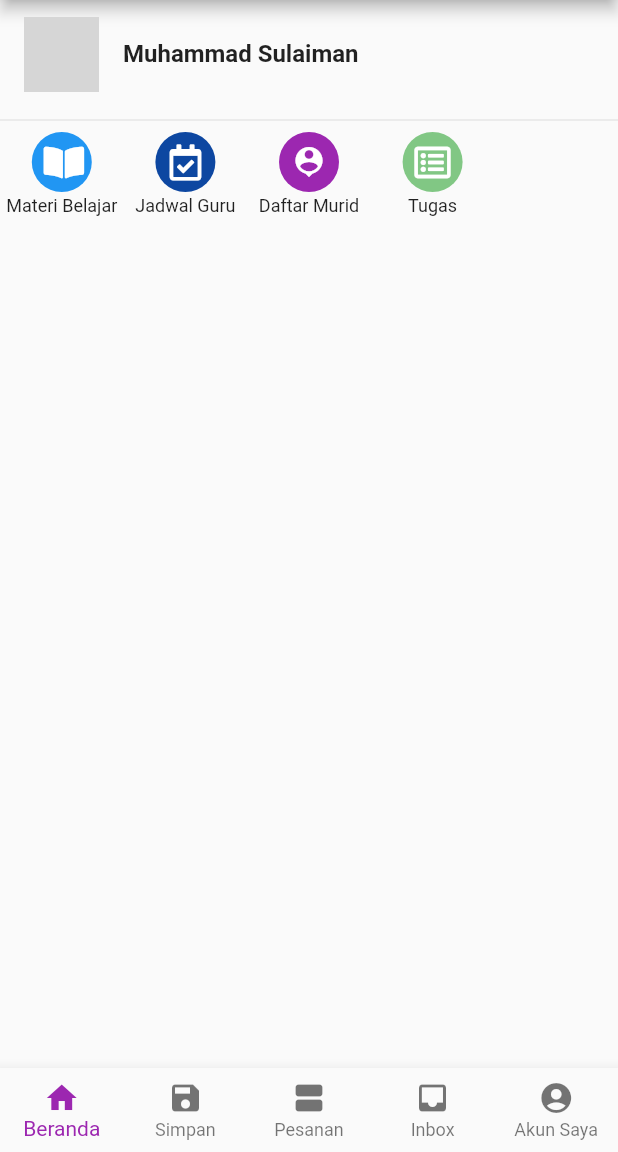
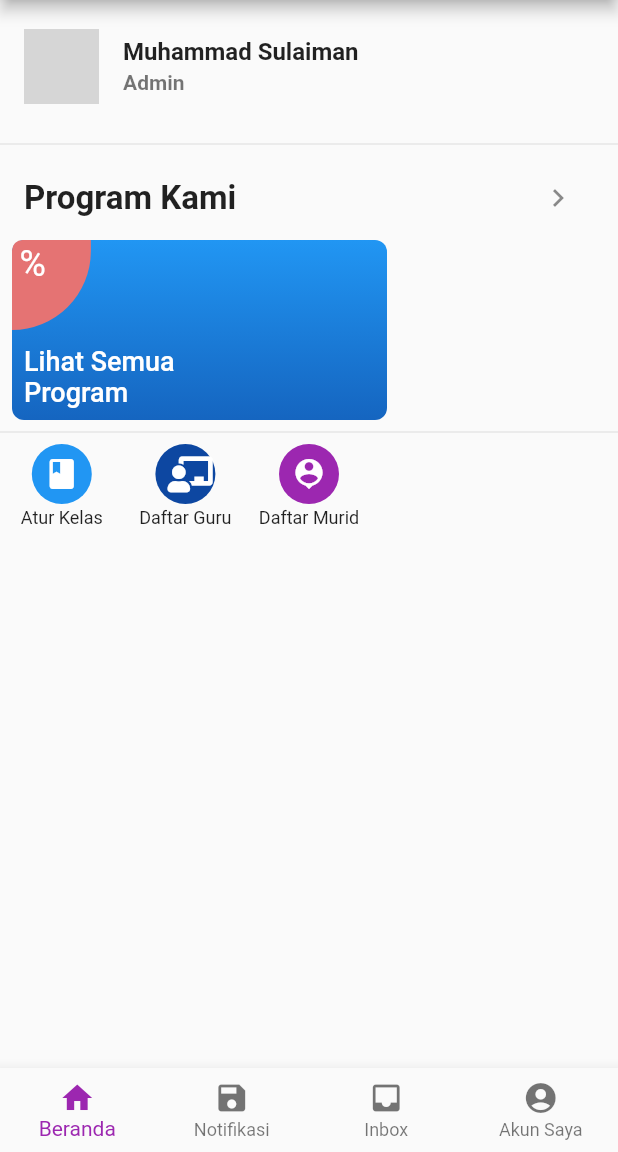
Before and after one commit to Elvian-DissoLver/bwa_learning, a Flutter app: the screen it shows after launch, on a phone screen of 412 x 824 dp, the part 84-1236 px from its top. Run offline on Flutter 3.47's test engine with Material 2 defaults, Android fonts, the phone set to English and light mode, and no system bars; our stand-ins replace font_awesome_flutter; network calls fail; grey boxes are pictures that could not be loaded.

Commit message:
- refactor for admin user - add ProgramBWA

```diff
--- a/lib/MyHomePage.dart
+++ b/lib/MyHomePage.dart
@@ -1,4 +1,4 @@
-import 'package:bwa_learning/pages/beranda/Beranda.dart';
+import 'package:bwa_learning/pages/admin/beranda/Beranda.dart';
 import 'package:bwa_learning/pages/inbox.dart';
 import 'package:bwa_learning/pages/pesanan.dart';
 import 'package:bwa_learning/pages/profile.dart';
@@ -44,11 +44,7 @@ class _MyHomePageState extends State<MyHomePage> {
           ),
           BottomNavigationBarItem(
               icon: Icon(Icons.save),
-              title: Text('Simpan')
-          ),
-          BottomNavigationBarItem(
-              icon: Icon(Icons.view_agenda),
-              title: Text('Pesanan')
+              title: Text('Notifikasi')
           ),
           BottomNavigationBarItem(
               icon: Icon(Icons.inbox),
--- a/lib/pages/beranda/Beranda.dart
+++ b/lib/pages/admin/beranda/Beranda.dart
@@ -2,6 +2,7 @@
 import 'package:bwa_learning/scoped_models/app_model.dart';
 import 'package:bwa_learning/widgets/ui_elements/Akun.dart';
 import 'package:bwa_learning/widgets/ui_elements/MenuUtama.dart';
+import 'package:bwa_learning/widgets/ui_elements/ProgramBWA.dart';
 import 'package:flutter/material.dart';
 import 'package:scoped_model/scoped_model.dart';
 
@@ -43,6 +44,8 @@ class _BerandaState extends State<Beranda> {
         children: <Widget>[
           Akun(),
           Divider(),
+          ProgramBWA(),
+          Divider(),
           MenuUtama(),
         ],
       ),
--- a/lib/widgets/ui_elements/Akun.dart
+++ b/lib/widgets/ui_elements/Akun.dart
@@ -22,6 +22,8 @@ class Akun extends StatelessWidget {
         ),
         title: Text('Muhammad Sulaiman', style: TextStyle(fontWeight: FontWeight.bold),
         ),
+        subtitle: Text('Admin', style: TextStyle(fontWeight: FontWeight.bold),
+        ),
 
       ),
     );
--- a/lib/widgets/ui_elements/MenuUtama.dart
+++ b/lib/widgets/ui_elements/MenuUtama.dart
@@ -1,4 +1,4 @@
-import 'package:bwa_learning/pages/beranda/Beranda.dart';
+import 'package:bwa_learning/pages/admin/beranda/Beranda.dart';
 import 'package:bwa_learning/pages/pesanan.dart';
 import 'package:bwa_learning/pages/simpan.dart';
 import 'package:flutter/cupertino.dart';
@@ -15,15 +15,15 @@ class MenuUtama extends StatelessWidget {
       crossAxisCount: 5,
       children: <Widget>[
         MenuUtamaItem(
-            title: 'Materi Belajar',
-            icon: (FontAwesomeIcons.bookOpen),
+            title: 'Atur Kelas',
+            icon: Icons.class_,
             colorBox: Colors.blue,
             iconColor: Colors.white,
             onPressed: () {}
         ),
         MenuUtamaItem(
-            title: 'Jadwal Guru',
-            icon: (FontAwesomeIcons.calendarCheck),
+            title: 'Daftar Guru',
+            icon: (FontAwesomeIcons.chalkboardTeacher),
             colorBox: Colors.blue[900],
             iconColor: Colors.white,
             onPressed: () {}
@@ -32,13 +32,6 @@ class MenuUtama extends StatelessWidget {
             title: 'Daftar Murid',
             icon: Icons.person_pin,
             colorBox: Colors.purple,
-            iconColor: Colors.white,
-            onPressed: () {}
-        ),
-        MenuUtamaItem(
-            title: 'Tugas',
-            icon: (FontAwesomeIcons.listAlt),
-            colorBox: Colors.green[300],
             iconColor: Colors.white,
             onPressed: () {}
         ),
--- /dev/null
+++ b/lib/widgets/ui_elements/ProgramBWA.dart
@@ -0,0 +1,95 @@
+import 'package:flutter/cupertino.dart';
+import 'package:flutter/material.dart';
+
+class ProgramBWA extends StatelessWidget {
+  @override
+  Widget build(BuildContext context) {
+    return Column(
+      children: <Widget>[
+        ListTile(
+          title: Text('Program Kami', style: TextStyle(fontWeight: FontWeight.w600, fontSize: 22.0),
+          ),
+          trailing: IconButton(
+            icon: Icon(Icons.keyboard_arrow_right),
+            onPressed: (){},
+          ),
+        ),
+        Container(
+          width: double.infinity,
+          height: 120.0,
+          padding: EdgeInsets.only(
+              left: 8.0
+          ),
+          child: ListView(
+            scrollDirection: Axis.horizontal,
+            children: <Widget>[
+              Container(
+                height: 50.0,
+                width: 250.0,
+                decoration: BoxDecoration(
+                    gradient: LinearGradient(
+                        begin: Alignment.topCenter,
+                        end: Alignment.bottomCenter,
+                        colors: [
+                          Colors.blue,
+                          Colors.blue[800],
+                        ]
+                    ),
+                    borderRadius: BorderRadius.circular(8.0)
+                ),
+                child: Column(
+                  crossAxisAlignment: CrossAxisAlignment.start,
+                  children: <Widget>[
+                    Container(
+                      decoration: BoxDecoration(
+                          color: Colors.red[300],
+                          borderRadius: BorderRadius.only(
+                              topLeft: Radius.elliptical(20.0, 20.0),
+                              bottomRight: Radius.elliptical(150.0, 150.0)
+                          )
+                      ),
+                      child: Padding(
+                        padding: const EdgeInsets.only(
+                            top: 2.0, left: 5.0, right: 30.0, bottom: 30.0),
+                        child: Text(
+                          '%',
+                          style: TextStyle(fontSize: 24.0, color: Colors.white),
+                        ),
+                      ),
+                    ),
+                    Expanded(
+                      child: Container(
+                      ),
+                    ),
+                    Padding(
+                      padding: const EdgeInsets.all(8.0),
+                      child: Text(
+                        'Lihat Semua \nProgram',
+                        style: TextStyle(fontWeight: FontWeight.w500,
+                            fontSize: 18.0,
+                            color: Colors.white
+                        ),
+                      ),
+                    )
+                  ],
+                ),
+              ),
+//              Container(
+//                height: 150.0,
+//                width: 300.0,
+//                decoration: BoxDecoration(
+//                    borderRadius: BorderRadiusDirectional.circular(8.0),
+//                    image: DecorationImage(
+//                        image: AssetImage('images/promo.jpeg')
+//                    )
+//                ),
+//                margin: EdgeInsets.only(left: 10.0),
+//                child: null,
+//              )
+            ],
+          ),
+        )
+      ],
+    );
+  }
+}
```
